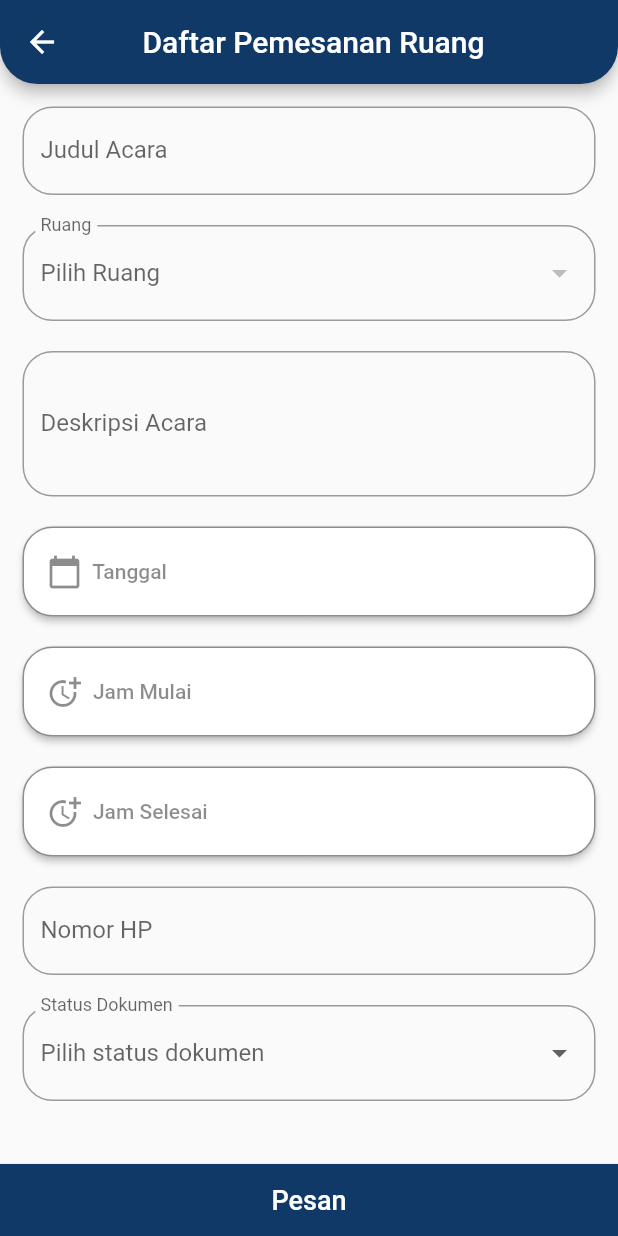
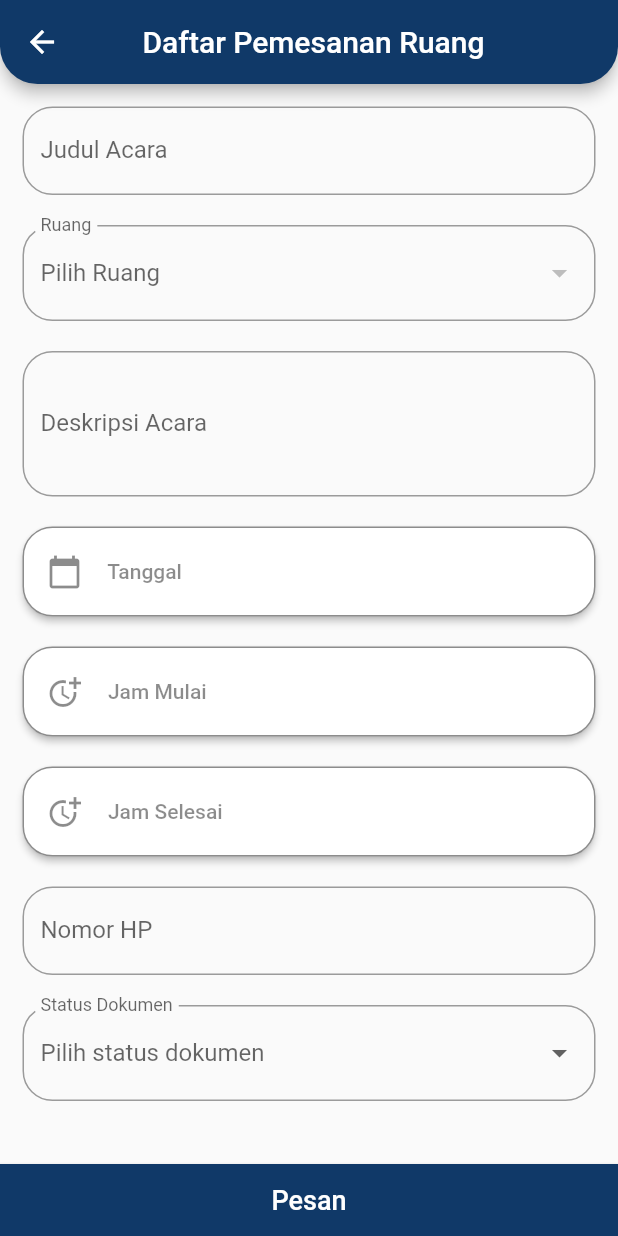
Before and after one commit to fiqriAidin/apk_peminjaman_ruang, a Flutter app: the PesanRuang screen opened directly, after a tap on "Pesan", on a phone screen of 412 x 824 dp. Run offline on Flutter 3.47's test engine with Material 2 defaults, Android fonts, the phone set to English and light mode, and no system bars; our stand-ins replace charts_flutter, file_picker, google_nav_bar, introduction_screen, pie_chart; missing offline and left inert: syncfusion_flutter_pdfviewer; network calls fail.

Commit message:
fix bug update file

```diff
--- a/lib/components/inputDateTime.dart
+++ b/lib/components/inputDateTime.dart
@@ -18,11 +18,14 @@ class _InputDateTimeState extends State<InputDateTime> {
       child: Row(
         children: [
           Icon(widget.icon, color: Colors.black45),
-          Text(widget.label, style: const TextStyle(color: Colors.black45)),
+          Padding(padding: EdgeInsets.only(right: 10.0)),
+          Expanded(
+              child: Text(widget.label,
+                  style: const TextStyle(color: Colors.black45))),
         ],
       ),
       style: ElevatedButton.styleFrom(
-        primary: Colors.white,
+        backgroundColor: Colors.white,
         minimumSize: const Size.fromHeight(60),
         shape: RoundedRectangleBorder(
           side: const BorderSide(color: Colors.black45, width: 1),
--- a/lib/pages/pesan_ruang.dart
+++ b/lib/pages/pesan_ruang.dart
@@ -131,7 +131,9 @@ class _PesanRuangState extends State<PesanRuang> {
       }
     }).toList();
 
-    if (tempDokumen == null) {
+    if (hashFileName != null) {
+      tempDokumen = hashFileName;
+    } else if (tempDokumen == null) {
       tempDokumen = hashFileName == null ? "" : hashFileName;
     }
 
@@ -328,7 +330,6 @@ class _PesanRuangState extends State<PesanRuang> {
           TimeOfDay(hour: tempDateMulai.hour, minute: tempDateMulai.minute);
       TimeOfDay timeSelesai =
           TimeOfDay(hour: tempDateSelesai.hour, minute: tempDateSelesai.minute);
-      setState(() {
       controllerJudul.text = widget.data['judul'];
       controllerDesk.text = widget.data['deskripsi'];
       _ruang = widget.data['ruang'];
@@ -342,7 +343,6 @@ class _PesanRuangState extends State<PesanRuang> {
       _statusPeminjam =
           widget.data['statusPeminjam'] == "6" ? "Internal" : "External";
       tempDokumen = widget.data['dokumen'];
-      });
     }
   }
 
@@ -483,15 +483,16 @@ class _PesanRuangState extends State<PesanRuang> {
                   },
                 ),
                 const Padding(padding: EdgeInsets.only(top: 20.0)),
-                _dokumen == "Diupload ke aplikasi"
-                    ? InputDateTime(
+                if (_dokumen == "Diupload ke aplikasi")
+                  Container(
+                    child: InputDateTime(
                       icon: Icons.upload_file,
-                        label: "  $fileName",
+                      label: fileName,
                       onPressed: () {
                         uploadFile();
                       },
-                      )
-                    : const Padding(padding: EdgeInsets.only(top: 0.0)),
+                    ),
+                  ),
               ],
             ),
           ),
```
Lines whose indentation alone changed are shown as unchanged.
